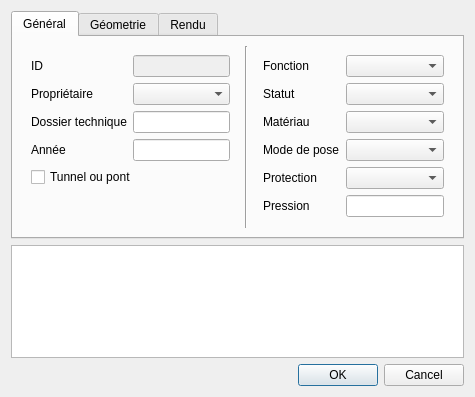
The window that qgis-project/ui_forms/pipe.ui (qwat/QWAT) describes before a commit, drawn with Qt 5.
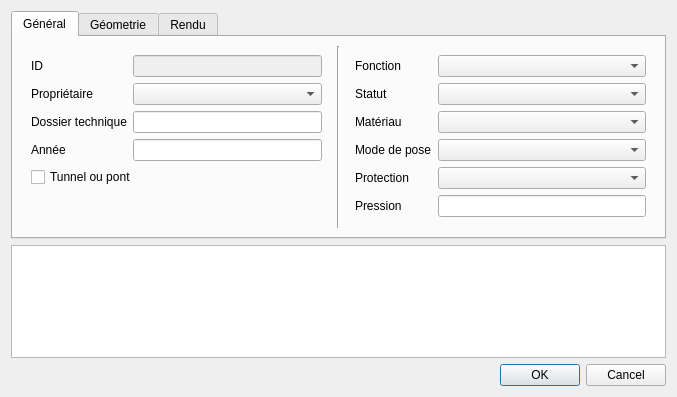
The same window after the commit. The open tabs and pages were chosen to show the change.

Commit message: qgis project

```diff
--- a/qgis-project/ui_forms/pipe.ui
+++ b/qgis-project/ui_forms/pipe.ui
@@ -6,7 +6,7 @@
    <rect>
     <x>0</x>
     <y>0</y>
-    <width>475</width>
+    <width>677</width>
     <height>397</height>
    </rect>
   </property>
```
Left out of the diff: 2 changed lines with no effect on the pictures. The commit also changes 1 other file.
